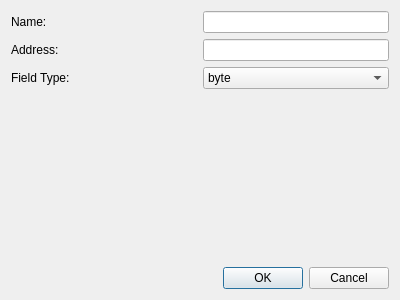
Above: MemoryScanner/MemoryScanner/addnewentrywidget.ui from WohlSoft/LunaLua before the change. Below: the same form after it.
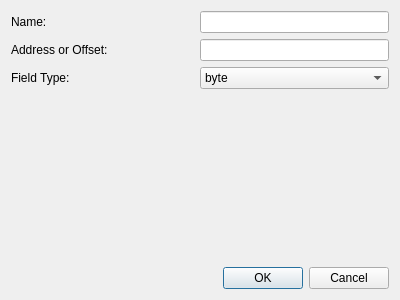
That is the form after the change.

Diff of the .ui file:
```diff
--- a/MemoryScanner/MemoryScanner/addnewentrywidget.ui
+++ b/MemoryScanner/MemoryScanner/addnewentrywidget.ui
@@ -37,24 +37,24 @@
    <item row="1" column="0">
     <widget class="QLabel" name="labelAddress">
      <property name="text">
-      <string>Address:</string>
+      <string>Address or Offset:</string>
      </property>
     </widget>
    </item>
-   <item row="3" column="0" colspan="4">
-    <spacer name="verticalSpacer">
-     <property name="orientation">
-      <enum>Qt::Vertical</enum>
+   <item row="5" column="2">
+    <widget class="QDialogButtonBox" name="buttonBox">
+     <property name="standardButtons">
+      <set>QDialogButtonBox::Cancel|QDialogButtonBox::Ok</set>
      </property>
-     <property name="sizeHint" stdset="0">
-      <size>
-       <width>20</width>
-       <height>5</height>
-      </size>
+     <property name="centerButtons">
+      <bool>false</bool>
      </property>
-    </spacer>
+    </widget>
    </item>
-   <item row="1" column="2" colspan="2">
+   <item row="0" column="1" colspan="2">
+    <widget class="QLineEdit" name="editName"/>
+   </item>
+   <item row="1" column="1" colspan="2">
     <widget class="QLineEdit" name="editAddress">
      <property name="inputMask">
       <string>hhhhhhhh</string>
@@ -68,7 +68,20 @@
      </property>
     </widget>
    </item>
-   <item row="2" column="2" colspan="2">
+   <item row="3" column="0" colspan="3">
+    <spacer name="verticalSpacer">
+     <property name="orientation">
+      <enum>Qt::Vertical</enum>
+     </property>
+     <property name="sizeHint" stdset="0">
+      <size>
+       <width>20</width>
+       <height>5</height>
+      </size>
+     </property>
+    </spacer>
+   </item>
+   <item row="2" column="1" colspan="2">
     <widget class="QComboBox" name="comboFieldType">
      <item>
       <property name="text">
@@ -102,18 +115,18 @@
      </item>
     </widget>
    </item>
-   <item row="0" column="2" colspan="2">
-    <widget class="QLineEdit" name="editName"/>
-   </item>
-   <item row="5" column="3">
-    <widget class="QDialogButtonBox" name="buttonBox">
-     <property name="standardButtons">
-      <set>QDialogButtonBox::Cancel|QDialogButtonBox::Ok</set>
+   <item row="5" column="0">
+    <spacer name="horizontalSpacer">
+     <property name="orientation">
+      <enum>Qt::Horizontal</enum>
      </property>
-     <property name="centerButtons">
-      <bool>false</bool>
+     <property name="sizeHint" stdset="0">
+      <size>
+       <width>40</width>
+       <height>20</height>
+      </size>
      </property>
-    </widget>
+    </spacer>
    </item>
   </layout>
  </widget>
```
Left out of the diff: 27 changed lines with no effect on the pictures.
